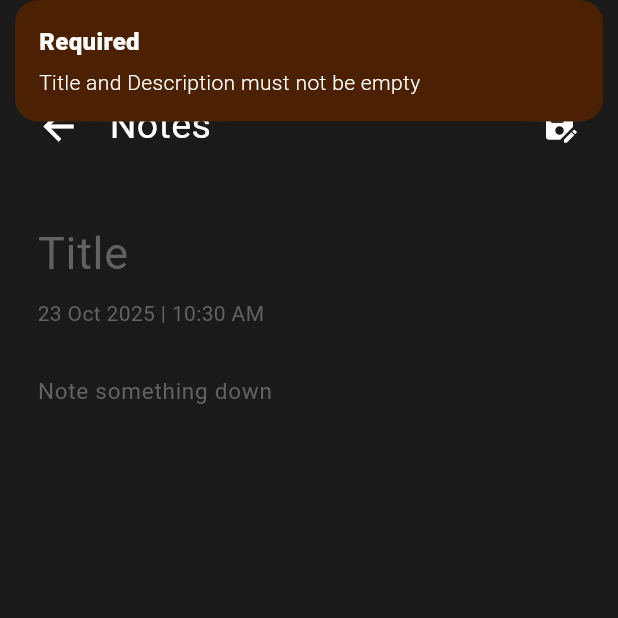
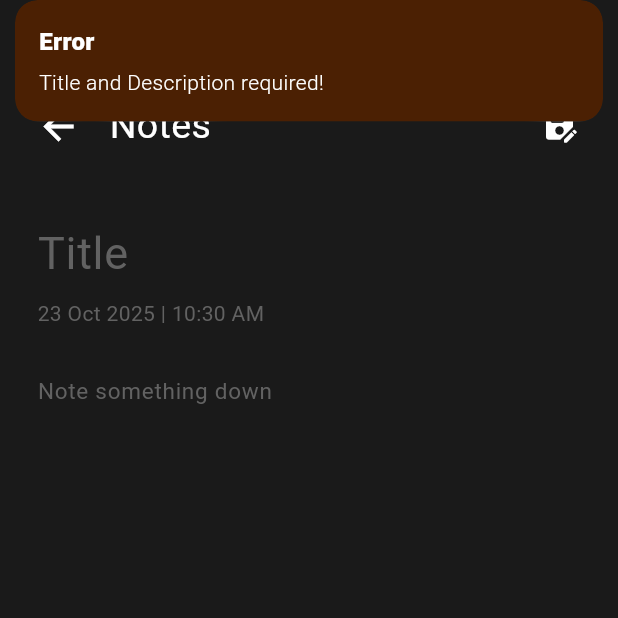
Before and after one commit to OwaisRaza1941/Note-App, a Flutter app: the NoteAddScreen screen opened directly, after a tap on the "save as" icon, on a phone screen of 412 x 824 dp, the top half of it. Run offline on Flutter 3.47's test engine with Material 3 defaults, Android fonts, the phone set to English and light mode, and no system bars; our stand-ins replace dropdown_button2, get, loading_animation_widget, sqflite; accounts and stored records are empty.

Commit message:
Updated Flag With Add Note

```diff
--- a/lib/controller/note_add_controller.dart
+++ b/lib/controller/note_add_controller.dart
@@ -1,4 +1,3 @@
-import 'package:flutter/material.dart';
 import 'package:get/get.dart';
 import 'package:notepad/controller/loader_controller.dart';
 import 'package:notepad/data/local/db_helper.dart';
@@ -25,17 +24,6 @@ class NoteAddController extends GetxController {
 
   /// Save Note Logic
   Future<void> saveNote(String title, String description, DateTime time) async {
-    // Validation
-    if (title.isEmpty || description.isEmpty) {
-      Get.snackbar(
-        "Required",
-        "Title and Description must not be empty",
-        backgroundColor: Color.fromARGB(255, 75, 32, 3),
-        colorText: Color.fromARGB(255, 255, 255, 255),
-      );
-      return;
-    }
-
     loaderCtrl.showLoader();
 
     // Prepare Note data
--- a/lib/views/animations/custom_loader.dart
+++ b/lib/views/animations/custom_loader.dart
@@ -6,7 +6,8 @@ import 'package:loading_animation_widget/loading_animation_widget.dart';
 import 'package:notepad/controller/loader_controller.dart';
 
 class CustomLoader extends StatelessWidget {
-  CustomLoader({super.key});
+  final bool isEdite;
+  CustomLoader({super.key, required this.isEdite});
 
   final loaderController = Get.put(LoaderController());
 
@@ -22,39 +23,25 @@ class CustomLoader extends StatelessWidget {
                   child: Container(color: Colors.black.withOpacity(0.4)),
                 ),
 
-                // Loader Box
+                // Loader
                 Center(
-                  child: Container(
-                    padding: EdgeInsets.all(25),
-                    decoration: BoxDecoration(
-                      color: Colors.white.withOpacity(0.9),
-                      borderRadius: BorderRadius.circular(16),
-                      boxShadow: [
-                        BoxShadow(
-                          color: Colors.purple.withOpacity(0.3),
-                          blurRadius: 15,
-                          spreadRadius: 2,
-                        ),
-                      ],
-                    ),
                   child: Column(
                     mainAxisSize: MainAxisSize.min,
                     children: [
                       LoadingAnimationWidget.staggeredDotsWave(
-                          color: Colors.purple,
+                        color: Colors.white,
                         size: 50,
                       ),
                       SizedBox(height: 12),
                       Text(
-                          "Saving note...",
+                        isEdite ? 'Updated Note...' : 'Saving Note....',
                         style: TextStyle(
-                            color: Colors.purple,
+                          color: Colors.white,
                           fontSize: 16,
                           fontWeight: FontWeight.w600,
                         ),
                       ),
                     ],
-                    ),
                   ),
                 ),
               ],
--- a/lib/views/screens/note_add_screen.dart
+++ b/lib/views/screens/note_add_screen.dart
@@ -2,7 +2,9 @@ import 'package:flutter/material.dart';
 import 'package:get/get.dart';
 import 'package:intl/intl.dart' show DateFormat;
 import 'package:notepad/constants/colors.dart';
+import 'package:notepad/controller/loader_controller.dart';
 import 'package:notepad/controller/note_add_controller.dart';
+import 'package:notepad/models/notes_model.dart';
 import 'package:notepad/views/animations/custom_loader.dart';
 import 'package:notepad/views/widgets/note_add/add_screen_appbar.dart';
 import 'package:notepad/views/widgets/note_add/note_description_fields.dart';
@@ -10,18 +12,31 @@ import 'package:notepad/views/widgets/note_add/note_title.dart';
 
 class NoteAddScreen extends StatelessWidget {
   final DateTime dateTime;
+  final NotesModel? note;
+  final bool isEdite;
 
-  NoteAddScreen({required this.dateTime, super.key});
+  NoteAddScreen({
+    required this.dateTime,
+    required this.isEdite,
+    this.note,
+    super.key,
+  });
 
   final NoteAddController noteCtrl = Get.put(NoteAddController());
+  final LoaderController loaderController = Get.put(LoaderController());
 
   @override
   Widget build(BuildContext context) {
     String formattedDate = DateFormat('d MMM yyyy').format(dateTime);
     String formattedTime = DateFormat('hh:mm a').format(dateTime);
 
-    TextEditingController titleController = TextEditingController();
-    TextEditingController desController = TextEditingController();
+    TextEditingController titleController = TextEditingController(
+      text: isEdite ? note?.title ?? "" : "",
+    );
+
+    TextEditingController desController = TextEditingController(
+      text: isEdite ? note?.description ?? "" : "",
+    );
 
     return Scaffold(
       backgroundColor: AppColors.darkGreyColor,
@@ -34,12 +49,44 @@ class NoteAddScreen extends StatelessWidget {
                 crossAxisAlignment: CrossAxisAlignment.start,
                 children: [
                   AddScreenAppBar(
-                    onSave: () {
-                      noteCtrl.saveNote(
-                        titleController.text,
-                        desController.text,
-                        dateTime,
-                      );
+                    onSave: () async {
+                      if (titleController.text.isEmpty ||
+                          desController.text.isEmpty) {
+                        Get.snackbar(
+                          "Error",
+                          "Title and Description required!",
+                          backgroundColor: Color.fromARGB(255, 75, 32, 3),
+                          colorText: Color.fromARGB(255, 255, 255, 255),
+                        );
+                        return;
+                      }
+
+                      loaderController.showLoader();
+
+                      if (isEdite) {
+                        // --- UPDATE NOTE LOGIC ---
+                        NotesModel updatedNote = NotesModel(
+                          sNo: note!.sNo,
+                          title: titleController.text,
+                          description: desController.text,
+                          createdAt: DateTime.now().millisecondsSinceEpoch,
+                        );
+
+                        await noteCtrl.dbRF!.updateNote(updatedNote);
+                        await noteCtrl.getNotes();
+                      } else {
+                        // --- SAVE NEW NOTE LOGIC ---
+                        await noteCtrl.saveNote(
+                          titleController.text,
+                          desController.text,
+                          dateTime,
+                        );
+                      }
+
+                      await Future.delayed(Duration(seconds: 3));
+                      loaderController.hideLoader();
+
+                      Get.back();
                     },
                   ),
 
@@ -57,7 +104,7 @@ class NoteAddScreen extends StatelessWidget {
             ),
           ),
 
-          CustomLoader(),
+          CustomLoader(isEdite: isEdite),
         ],
       ),
     );
```
Also changed, not shown: lib/data/local/db_helper.dart (+14 -0 lines), lib/views/screens/note_screen.dart (+21 -6 lines). Lines whose indentation alone changed are shown as unchanged.
